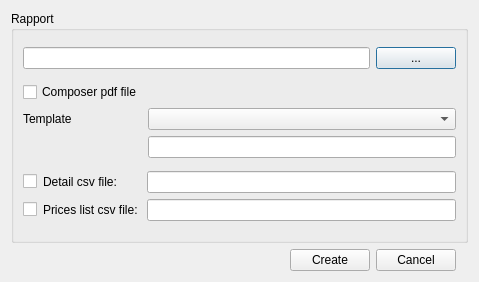
First picture: the form in core/ui/toolbars/plan/psector_rapport.ui, repository Giswater/giswater_qgis_plugin, before the edit.
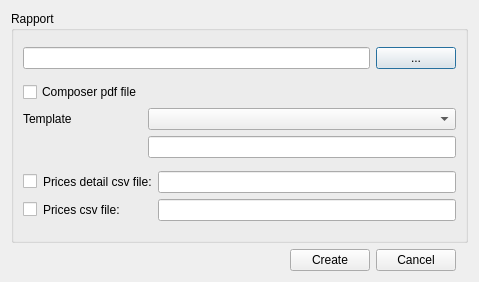
Second picture: the form after the edit.

Commit message: feat(psector): refactor code for clear version, add typescript and missing update in ui rapport

Diff of the .ui file:
```diff
--- a/core/ui/toolbars/plan/psector_rapport.ui
+++ b/core/ui/toolbars/plan/psector_rapport.ui
@@ -89,7 +89,7 @@
         <item row="1" column="1">
          <widget class="QLabel" name="lbl_prices_list">
           <property name="text">
-           <string>Prices list csv file: </string>
+           <string>Prices csv file:</string>
           </property>
          </widget>
         </item>
@@ -102,7 +102,7 @@
            </sizepolicy>
           </property>
           <property name="text">
-           <string>Detail csv file:</string>
+           <string>Prices detail csv file:</string>
           </property>
          </widget>
         </item>
```
The commit also changes 1 other file.
